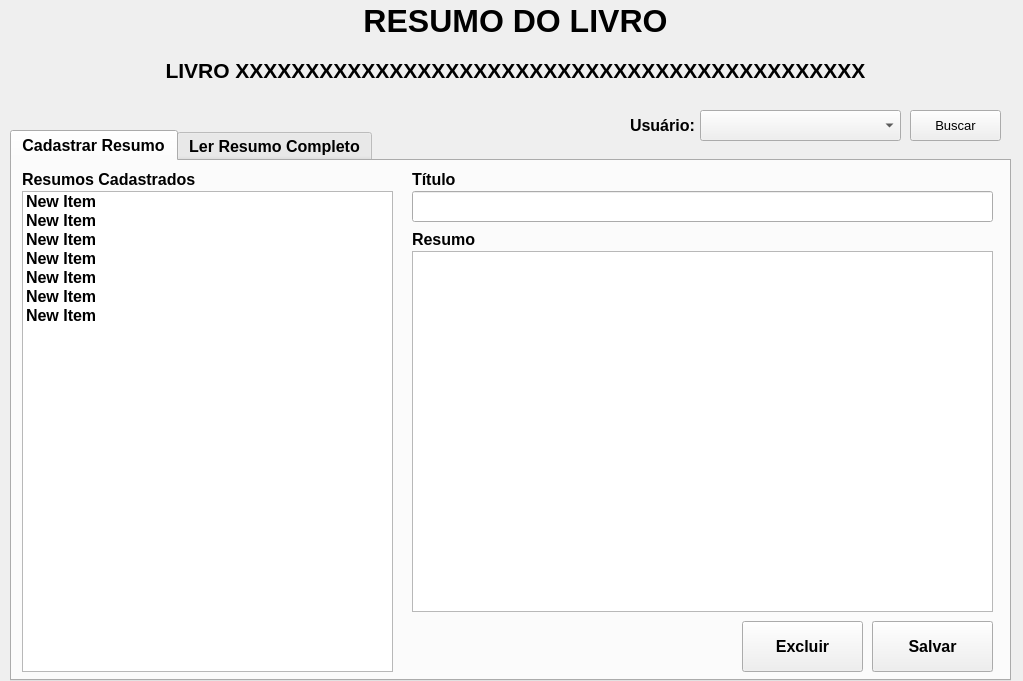
First picture: the form in screen/ui_designer/screen_resumo_livro.ui, repository mateusmoratelli/MinhaBiblioteca, before the edit.
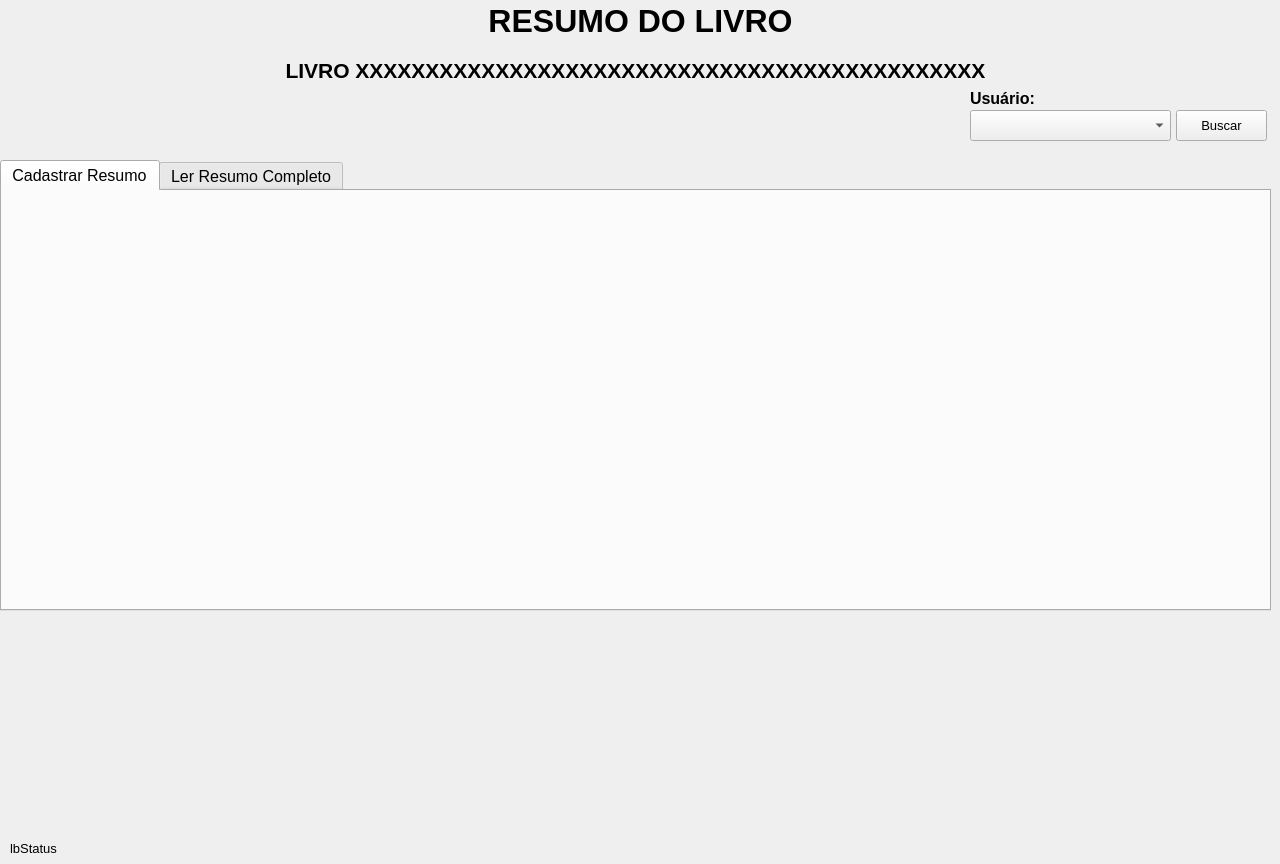
Second picture: the form after the edit. Icons and pictures are not drawn.

Diff of the .ui file:
```diff
--- a/screen/ui_designer/screen_resumo_livro.ui
+++ b/screen/ui_designer/screen_resumo_livro.ui
@@ -6,8 +6,8 @@
    <rect>
     <x>0</x>
     <y>0</y>
-    <width>1023</width>
-    <height>681</height>
+    <width>1280</width>
+    <height>864</height>
    </rect>
   </property>
   <property name="windowTitle">
@@ -18,7 +18,7 @@
     <rect>
      <x>10</x>
      <y>0</y>
-     <width>1011</width>
+     <width>1261</width>
      <height>41</height>
     </rect>
    </property>
@@ -36,259 +36,12 @@
     <set>Qt::AlignCenter</set>
    </property>
   </widget>
-  <widget class="QTabWidget" name="Titiulo">
-   <property name="geometry">
-    <rect>
-     <x>10</x>
-     <y>130</y>
-     <width>1001</width>
-     <height>551</height>
-    </rect>
-   </property>
-   <property name="font">
-    <font>
-     <pointsize>12</pointsize>
-     <weight>75</weight>
-     <bold>true</bold>
-    </font>
-   </property>
-   <property name="currentIndex">
-    <number>0</number>
-   </property>
-   <widget class="QWidget" name="tab">
-    <attribute name="title">
-     <string>Cadastrar Resumo</string>
-    </attribute>
-    <widget class="QPushButton" name="btExcluir">
-     <property name="geometry">
-      <rect>
-       <x>730</x>
-       <y>460</y>
-       <width>121</width>
-       <height>51</height>
-      </rect>
-     </property>
-     <property name="focusPolicy">
-      <enum>Qt::StrongFocus</enum>
-     </property>
-     <property name="text">
-      <string>Excluir</string>
-     </property>
-     <property name="icon">
-      <iconset>
-       <normaloff>../../resources/icons/delete_forever_16dp_BB271A.png</normaloff>../../resources/icons/delete_forever_16dp_BB271A.png</iconset>
-     </property>
-     <property name="iconSize">
-      <size>
-       <width>24</width>
-       <height>24</height>
-      </size>
-     </property>
-    </widget>
-    <widget class="QPushButton" name="btSalvar">
-     <property name="geometry">
-      <rect>
-       <x>860</x>
-       <y>460</y>
-       <width>121</width>
-       <height>51</height>
-      </rect>
-     </property>
-     <property name="autoFillBackground">
-      <bool>true</bool>
-     </property>
-     <property name="text">
-      <string>Salvar</string>
-     </property>
-     <property name="icon">
-      <iconset>
-       <normaloff>../../resources/icons/save_16dp_48752C.png</normaloff>../../resources/icons/save_16dp_48752C.png</iconset>
-     </property>
-     <property name="iconSize">
-      <size>
-       <width>24</width>
-       <height>24</height>
-      </size>
-     </property>
-    </widget>
-    <widget class="QLabel" name="label_5">
-     <property name="geometry">
-      <rect>
-       <x>400</x>
-       <y>10</y>
-       <width>241</width>
-       <height>16</height>
-      </rect>
-     </property>
-     <property name="font">
-      <font>
-       <pointsize>12</pointsize>
-       <weight>75</weight>
-       <bold>true</bold>
-      </font>
-     </property>
-     <property name="text">
-      <string>Título</string>
-     </property>
-    </widget>
-    <widget class="QLabel" name="label_3">
-     <property name="geometry">
-      <rect>
-       <x>10</x>
-       <y>10</y>
-       <width>241</width>
-       <height>16</height>
-      </rect>
-     </property>
-     <property name="font">
-      <font>
-       <pointsize>12</pointsize>
-       <weight>75</weight>
-       <bold>true</bold>
-      </font>
-     </property>
-     <property name="text">
-      <string>Resumos Cadastrados</string>
-     </property>
-    </widget>
-    <widget class="QLabel" name="label_6">
-     <property name="geometry">
-      <rect>
-       <x>400</x>
-       <y>70</y>
-       <width>241</width>
-       <height>16</height>
-      </rect>
-     </property>
-     <property name="font">
-      <font>
-       <pointsize>12</pointsize>
-       <weight>75</weight>
-       <bold>true</bold>
-      </font>
-     </property>
-     <property name="text">
-      <string>Resumo</string>
-     </property>
-    </widget>
-    <widget class="QListWidget" name="lstResumos">
-     <property name="geometry">
-      <rect>
-       <x>10</x>
-       <y>30</y>
-       <width>371</width>
-       <height>481</height>
-      </rect>
-     </property>
-     <item>
-      <property name="text">
-       <string>New Item</string>
-      </property>
-     </item>
-     <item>
-      <property name="text">
-       <string>New Item</string>
-      </property>
-     </item>
-     <item>
-      <property name="text">
-       <string>New Item</string>
-      </property>
-     </item>
-     <item>
-      <property name="text">
-       <string>New Item</string>
-      </property>
-     </item>
-     <item>
-      <property name="text">
-       <string>New Item</string>
-      </property>
-     </item>
-     <item>
-      <property name="text">
-       <string>New Item</string>
-      </property>
-     </item>
-     <item>
-      <property name="text">
-       <string>New Item</string>
-      </property>
-     </item>
-    </widget>
-    <widget class="QLineEdit" name="txtTituloResumo">
-     <property name="geometry">
-      <rect>
-       <x>400</x>
-       <y>30</y>
-       <width>581</width>
-       <height>31</height>
-      </rect>
-     </property>
-     <property name="font">
-      <font>
-       <pointsize>12</pointsize>
-       <weight>75</weight>
-       <bold>true</bold>
-      </font>
-     </property>
-    </widget>
-    <widget class="QTextEdit" name="txtResumo">
-     <property name="geometry">
-      <rect>
-       <x>400</x>
-       <y>90</y>
-       <width>581</width>
-       <height>361</height>
-      </rect>
-     </property>
-     <property name="markdown">
-      <string/>
-     </property>
-    </widget>
-   </widget>
-   <widget class="QWidget" name="tab_2">
-    <attribute name="title">
-     <string>Ler Resumo Completo</string>
-    </attribute>
-    <widget class="QTextBrowser" name="textBrowser">
-     <property name="geometry">
-      <rect>
-       <x>10</x>
-       <y>10</y>
-       <width>971</width>
-       <height>491</height>
-      </rect>
-     </property>
-     <property name="html">
-      <string>&lt;!DOCTYPE HTML PUBLIC &quot;-//W3C//DTD HTML 4.0//EN&quot; &quot;http://www.w3.org/TR/REC-html40/strict.dtd&quot;&gt;
-&lt;html&gt;&lt;head&gt;&lt;meta name=&quot;qrichtext&quot; content=&quot;1&quot; /&gt;&lt;title&gt;Resumo do Livro&lt;/title&gt;&lt;style type=&quot;text/css&quot;&gt;
-p, li { white-space: pre-wrap; }
-&lt;/style&gt;&lt;/head&gt;&lt;body style=&quot; font-family:'MS Shell Dlg 2'; font-size:12pt; font-weight:600; font-style:normal;&quot;&gt;
-&lt;h1 style=&quot; margin-top:18px; margin-bottom:12px; margin-left:0px; margin-right:0px; -qt-block-indent:0; text-indent:0px;&quot;&gt;&lt;span style=&quot; font-size:xx-large;&quot;&gt;Resumo de &amp;quot;O Alquimista&amp;quot; &lt;/span&gt;&lt;/h1&gt;
-&lt;h2 style=&quot; margin-top:16px; margin-bottom:12px; margin-left:0px; margin-right:0px; -qt-block-indent:0; text-indent:0px;&quot;&gt;&lt;span style=&quot; font-size:x-large;&quot;&gt;Autor &lt;/span&gt;&lt;/h2&gt;
-&lt;p style=&quot; margin-top:12px; margin-bottom:12px; margin-left:0px; margin-right:0px; -qt-block-indent:0; text-indent:0px;&quot;&gt;Paulo Coelho &lt;/p&gt;
-&lt;h2 style=&quot; margin-top:16px; margin-bottom:12px; margin-left:0px; margin-right:0px; -qt-block-indent:0; text-indent:0px;&quot;&gt;&lt;span style=&quot; font-size:x-large;&quot;&gt;Resumo &lt;/span&gt;&lt;/h2&gt;
-&lt;p style=&quot; margin-top:12px; margin-bottom:12px; margin-left:0px; margin-right:0px; -qt-block-indent:0; text-indent:0px;&quot;&gt;Santiago é um jovem pastor da Andaluzia que tem um sonho recorrente sobre um tesouro escondido nas Pirâmides do Egito. Após encontrar uma velha misteriosa e um rei que o incentiva a seguir seu destino, Santiago vende tudo o que possui e embarca em uma jornada que mudará sua vida para sempre. No caminho, ele encontra desafios, conhece pessoas inspiradoras e aprende valiosas lições sobre a vida, o amor e o propósito. &lt;/p&gt;
-&lt;p style=&quot; margin-top:12px; margin-bottom:12px; margin-left:0px; margin-right:0px; -qt-block-indent:0; text-indent:0px;&quot;&gt;A jornada de Santiago simboliza a busca do ser humano por realização pessoal e espiritual. Cada etapa de sua viagem revela algo sobre si mesmo e sobre a conexão entre os seres humanos e o universo. &lt;/p&gt;
-&lt;h2 style=&quot; margin-top:16px; margin-bottom:12px; margin-left:0px; margin-right:0px; -qt-block-indent:0; text-indent:0px;&quot;&gt;&lt;span style=&quot; font-size:x-large;&quot;&gt;Principais lições &lt;/span&gt;&lt;/h2&gt;
-&lt;ul style=&quot;margin-top: 0px; margin-bottom: 0px; margin-left: 0px; margin-right: 0px; -qt-list-indent: 1;&quot;&gt;&lt;li style=&quot;&quot; style=&quot; margin-top:12px; margin-bottom:0px; margin-left:0px; margin-right:0px; -qt-block-indent:0; text-indent:0px;&quot;&gt;Escute seu coração: As respostas para os maiores mistérios da vida estão dentro de você. &lt;/li&gt;
-&lt;li style=&quot;&quot; style=&quot; margin-top:0px; margin-bottom:0px; margin-left:0px; margin-right:0px; -qt-block-indent:0; text-indent:0px;&quot;&gt;O poder dos sonhos: Nunca ignore a força de um sonho verdadeiro. &lt;/li&gt;
-&lt;li style=&quot;&quot; style=&quot; margin-top:0px; margin-bottom:0px; margin-left:0px; margin-right:0px; -qt-block-indent:0; text-indent:0px;&quot;&gt;A jornada é importante: As lições aprendidas ao longo do caminho são tão valiosas quanto o destino final. &lt;/li&gt;
-&lt;li style=&quot;&quot; style=&quot; margin-top:0px; margin-bottom:0px; margin-left:0px; margin-right:0px; -qt-block-indent:0; text-indent:0px;&quot;&gt;Conexão com o universo: O universo conspira para ajudar aqueles que buscam cumprir seu propósito. &lt;/li&gt;
-&lt;li style=&quot;&quot; style=&quot; margin-top:0px; margin-bottom:12px; margin-left:0px; margin-right:0px; -qt-block-indent:0; text-indent:0px;&quot;&gt;O amor verdadeiro: Não impede, mas encoraja a busca pelos seus sonhos. &lt;/li&gt;&lt;/ul&gt;
-&lt;h2 style=&quot; margin-top:16px; margin-bottom:12px; margin-left:0px; margin-right:0px; -qt-block-indent:0; text-indent:0px;&quot;&gt;&lt;span style=&quot; font-size:x-large;&quot;&gt;Mais detalhes &lt;/span&gt;&lt;/h2&gt;
-&lt;p style=&quot; margin-top:12px; margin-bottom:12px; margin-left:0px; margin-right:0px; -qt-block-indent:0; text-indent:0px;&quot;&gt;Santiago encontra várias pessoas durante sua viagem, cada uma representando um obstáculo ou aprendizado importante. Entre elas, o alquimista que lhe ensina a linguagem do mundo e o poder de seguir seus instintos. Apesar das dificuldades, como ser roubado ou duvidar de sua jornada, ele persiste e finalmente encontra o tesouro em um lugar inesperado. A verdadeira descoberta, no entanto, é sua transformação pe &lt;/p&gt;&lt;/body&gt;&lt;/html&gt;</string>
-     </property>
-    </widget>
-   </widget>
-  </widget>
   <widget class="QLabel" name="lbTituloLivro">
    <property name="geometry">
     <rect>
      <x>10</x>
      <y>50</y>
-     <width>1011</width>
+     <width>1251</width>
      <height>41</height>
     </rect>
    </property>
@@ -309,8 +62,8 @@
   <widget class="QLabel" name="label_4">
    <property name="geometry">
     <rect>
-     <x>630</x>
-     <y>117</y>
+     <x>970</x>
+     <y>90</y>
      <width>71</width>
      <height>16</height>
     </rect>
@@ -329,7 +82,7 @@
   <widget class="QComboBox" name="cbUsuario">
    <property name="geometry">
     <rect>
-     <x>700</x>
+     <x>970</x>
      <y>110</y>
      <width>201</width>
      <height>31</height>
@@ -344,7 +97,7 @@
   <widget class="QPushButton" name="btBuscarResumos">
    <property name="geometry">
     <rect>
-     <x>910</x>
+     <x>1176</x>
      <y>110</y>
      <width>91</width>
      <height>31</height>
@@ -369,6 +122,63 @@
     </size>
    </property>
   </widget>
+  <widget class="QLabel" name="lbStatus">
+   <property name="geometry">
+    <rect>
+     <x>10</x>
+     <y>840</y>
+     <width>1251</width>
+     <height>16</height>
+    </rect>
+   </property>
+   <property name="font">
+    <font>
+     <pointsize>10</pointsize>
+    </font>
+   </property>
+   <property name="text">
+    <string>lbStatus</string>
+   </property>
+  </widget>
+  <widget class="QWidget" name="verticalLayoutWidget">
+   <property name="geometry">
+    <rect>
+     <x>0</x>
+     <y>160</y>
+     <width>1271</width>
+     <height>451</height>
+    </rect>
+   </property>
+   <layout class="QVBoxLayout" name="verticalLayout">
+    <property name="sizeConstraint">
+     <enum>QLayout::SetNoConstraint</enum>
+    </property>
+    <item>
+     <widget class="QTabWidget" name="Titiulo">
+      <property name="font">
+       <font>
+        <pointsize>12</pointsize>
+        <weight>50</weight>
+        <bold>false</bold>
+       </font>
+      </property>
+      <property name="currentIndex">
+       <number>0</number>
+      </property>
+      <widget class="QWidget" name="tab">
+       <attribute name="title">
+        <string>Cadastrar Resumo</string>
+       </attribute>
+      </widget>
+      <widget class="QWidget" name="tab_2">
+       <attribute name="title">
+        <string>Ler Resumo Completo</string>
+       </attribute>
+      </widget>
+     </widget>
+    </item>
+   </layout>
+  </widget>
  </widget>
  <resources/>
  <connections/>
```
Left out of the diff: 2 changed lines with no effect on the pictures.
